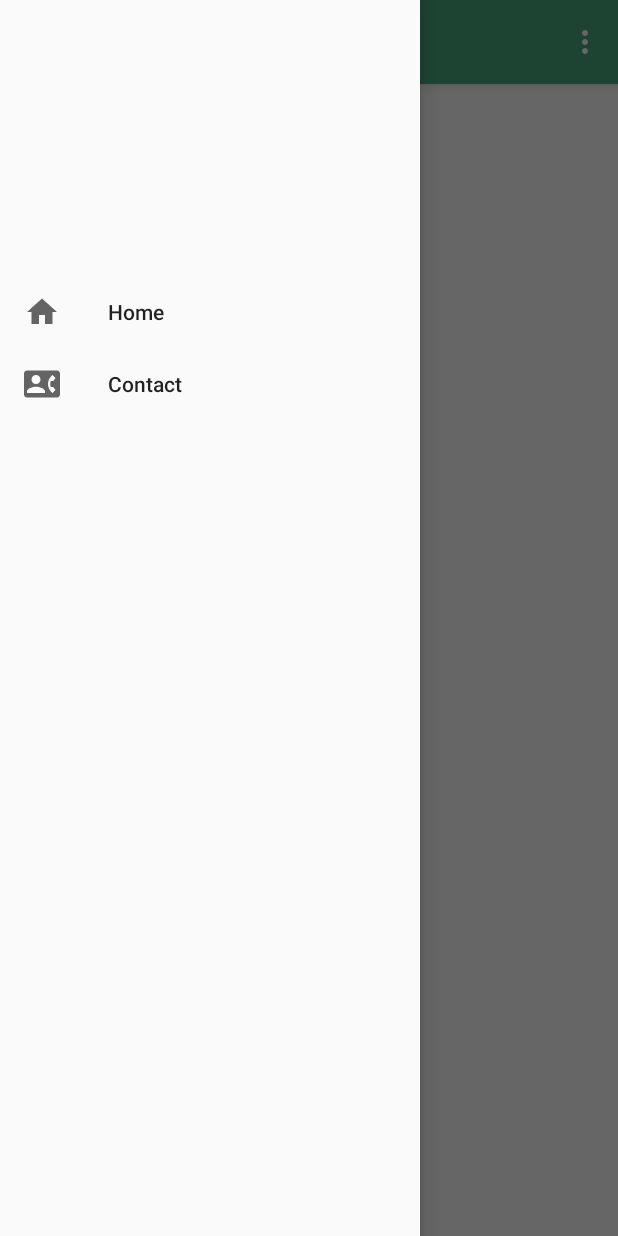
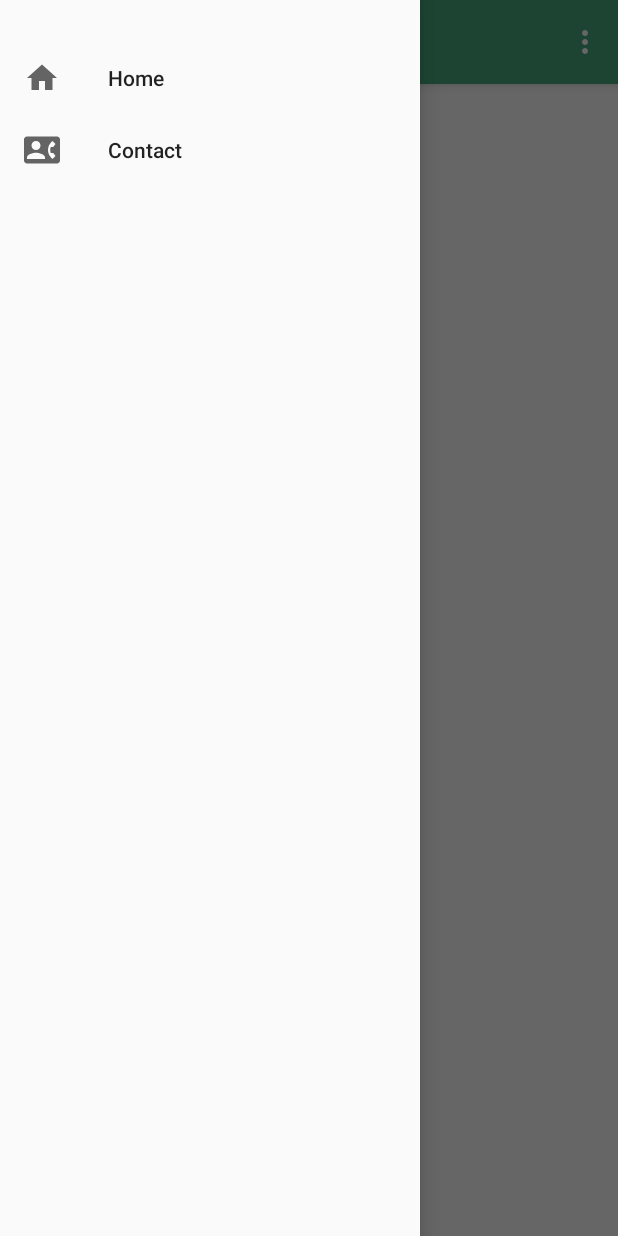
Before and after one commit to teumaas/Android-Bioscoop-App, an Android app: the screen it shows after launch (MainActivity), with the side drawer open, on a phone screen of 412 x 824 dp. Run offline under Robolectric (Android 15) with nearby library versions, the phone set to English and light mode, and no system bars; our stand-ins replace Picasso; pictures from the network do not load; Roboto replaces fonts that are not available here.

Commit message:
Navmenu fix

```diff
--- a/app/src/main/AndroidManifest.xml
+++ b/app/src/main/AndroidManifest.xml
@@ -69,11 +69,13 @@
             android:screenOrientation="portrait"
             android:configChanges="orientation|keyboardHidden"/>
         <activity android:name=".controllers.ContactDetailsActivity"
+            android:parentActivityName=".controllers.MainActivity"
             android:screenOrientation="portrait"
             android:configChanges="orientation|keyboardHidden"/>
         <activity android:name=".controllers.ReviewActivity"
             android:screenOrientation="portrait"
-            android:configChanges="orientation|keyboardHidden"></activity>
+            android:configChanges="orientation|keyboardHidden" />
+
     </application>
 
 </manifest>
--- a/app/src/main/res/layout/nav_header_main.xml
+++ b/app/src/main/res/layout/nav_header_main.xml
@@ -2,7 +2,7 @@
 <LinearLayout xmlns:android="http://schemas.android.com/apk/res/android"
     xmlns:app="http://schemas.android.com/apk/res-auto"
     android:layout_width="match_parent"
-    android:layout_height="@dimen/nav_header_height"
+    android:layout_height="20dp"
     android:gravity="bottom"
     android:orientation="vertical"
     android:paddingBottom="@dimen/activity_vertical_margin"
```
